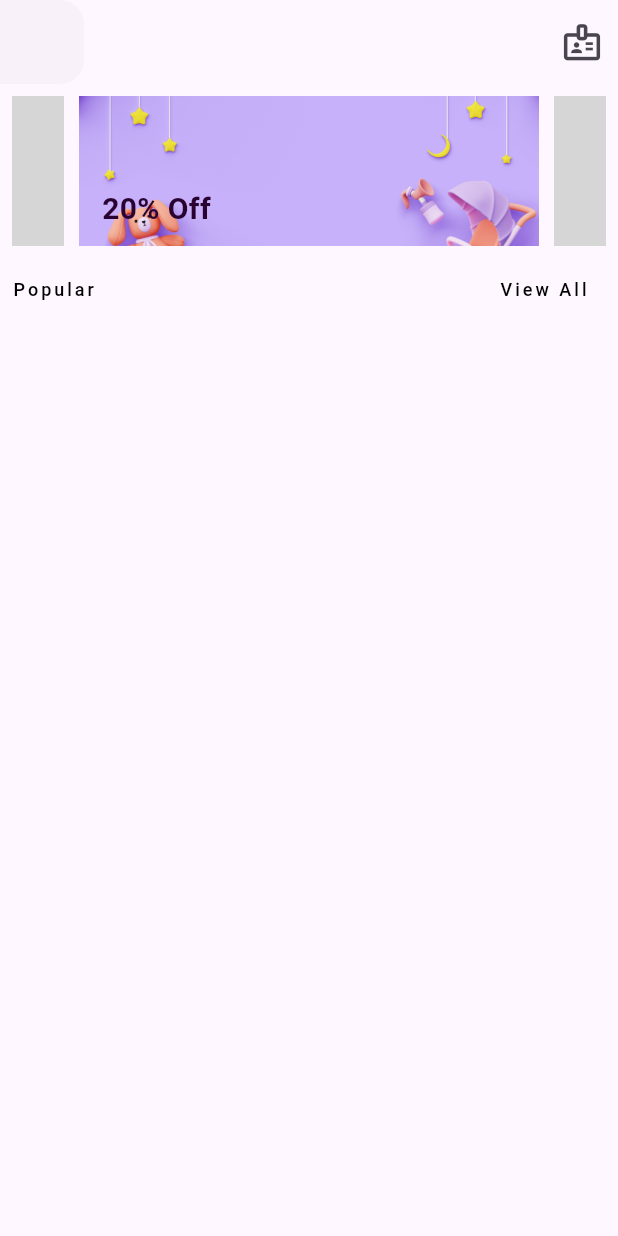
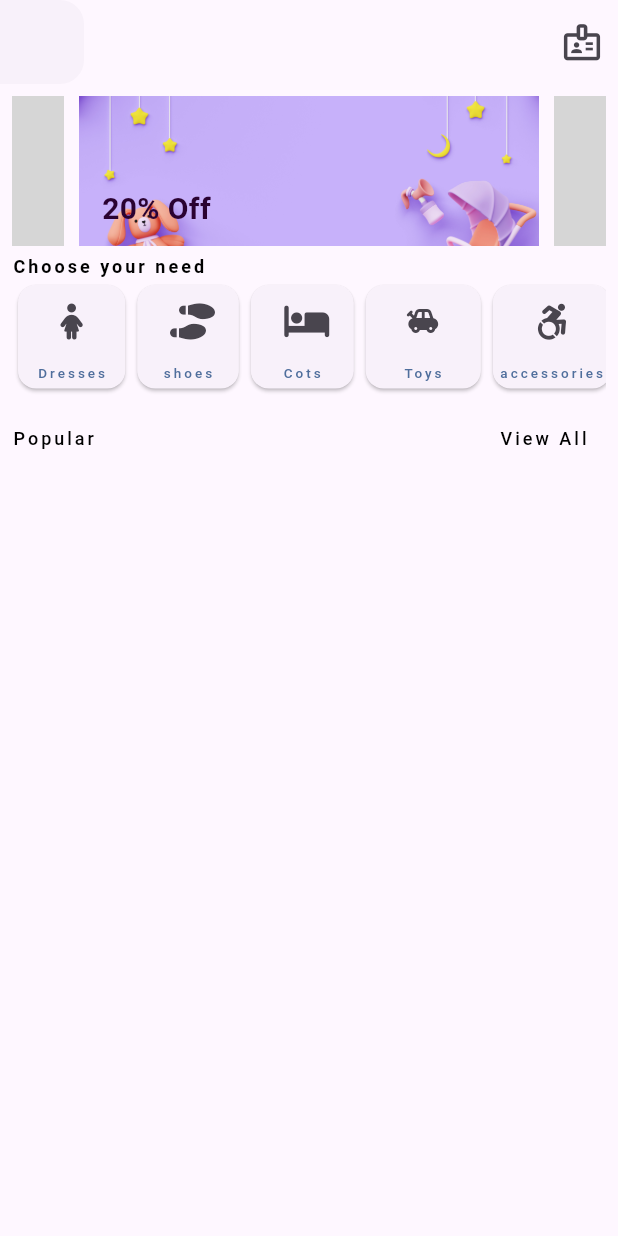
Before and after one commit to Virginia-Nyawira/Toto_Shop_P, a Flutter app: the screen it shows after launch, on a phone screen of 412 x 824 dp. Run offline on Flutter 3.47's test engine with Material 2 defaults, Android fonts, the light colour scheme and no system bars; drawn by our look-alikes of carousel_slider; our stand-ins replace flutter_login, font_awesome_flutter; network calls fail; grey boxes are pictures that could not be loaded.

Commit message:
choose catg

```diff
--- a/lib/Home/Presentation/home_view.dart
+++ b/lib/Home/Presentation/home_view.dart
@@ -1,9 +1,12 @@
 import 'package:flutter/material.dart';
+import 'package:font_awesome_flutter/font_awesome_flutter.dart';
 import 'package:provider/provider.dart';
 import 'package:toto_shop/Config/Themes/styles.dart';
 import 'package:toto_shop/Home/Services/Provider/get_products_provider.dart';
 import 'package:toto_shop/Widgets/home_carousel.dart';
 import 'package:toto_shop/Widgets/home_products_grid.dart';
+
+import '../../Widgets/categories.dart';
 
 class HomePage extends StatelessWidget {
   const HomePage({super.key});
@@ -26,26 +29,28 @@ class HomePage extends StatelessWidget {
         padding: const EdgeInsets.all(8.0),
         child: Column(
           mainAxisSize: MainAxisSize.max,
-          // mainAxisAlignment: MainAxisAlignment.spaceAround,
+          crossAxisAlignment: CrossAxisAlignment.start,
           children: [
-            //Carousel goes here
+ //Carousel goes here
             carouselView(),
-            // Container(
-            //     color: Colors.amber[50],
-            //     height: 150,
-            //     child: ListView.builder(
-            //         scrollDirection: Axis.horizontal,
-            //         itemCount: 20,
-            //         itemBuilder: (context, index) {
-            //           return const Card(
-            //             shadowColor: Color.fromARGB(255, 114, 89, 9),
-            //             elevation: 10,
-            //             child: Text("data"),
-            //           );
-            //         })),
             const SizedBox(
               height: 5,
             ),
+ //Choose your need
+            Text(
+              "Choose your need",
+              style: bodyText().copyWith(
+                fontWeight: FontWeight.w700,
+              ),
+            ),
+//ListView here
+            const CategoryList(),
+
+            const SizedBox(
+              height: 5,
+            ),
+
+ //Grid view of popular products
             Row(
               mainAxisAlignment: MainAxisAlignment.spaceBetween,
               children: [
@@ -64,10 +69,11 @@ class HomePage extends StatelessWidget {
             const SizedBox(
               height: 5,
             ),
-       //Items gridview list goes here
+            //Items gridview list goes here
             //const HomeProductGrid()
-            ChangeNotifierProvider(create: (context)=>   HomeProductsProvider(),
-            child: const HomeProductGrid(),
+            ChangeNotifierProvider(
+              create: (context) => HomeProductsProvider(),
+              child: const HomeProductGrid(),
             )
           ],
         ),
--- /dev/null
+++ b/lib/Widgets/categories.dart
@@ -0,0 +1,119 @@
+import 'package:flutter/material.dart';
+import 'package:font_awesome_flutter/font_awesome_flutter.dart';
+import 'package:toto_shop/Config/Themes/styles.dart';
+
+class CategoryList extends StatelessWidget {
+  const CategoryList({
+    super.key,
+  });
+
+  @override
+  Widget build(BuildContext context) {
+    final IconButton iconButton;
+    var card = Card(
+            child: Column(
+              children: [
+                IconButton(
+                  icon: const Icon(FontAwesomeIcons.childDress),
+                  onPressed: () {
+                    // Handle button press
+                  },
+                ),
+                Padding(
+                  padding: const EdgeInsets.all(4.0),
+                  child: Text("  Dresses  ",style: productText(),),
+                ),
+              ],
+            ),
+          );
+    return Container(
+      height: 77,
+      child: ListView(
+        scrollDirection: Axis.horizontal,
+        children: [
+          card,
+          Card(
+            child: Column(
+              children: [
+                IconButton(
+                  icon: const Icon(FontAwesomeIcons.shoePrints),
+                  onPressed: () {
+                    // Handle button press
+                  },
+                ),
+                Padding(
+                  padding: const EdgeInsets.all(4.0),
+                  child: Text("   shoes   ",style: productText(),),
+                ),
+              ],
+            ),
+          ),
+          Card(
+            child: Column(
+              children: [
+                IconButton(
+                  icon: const Icon(FontAwesomeIcons.bed),
+                  onPressed: () {
+                    // Handle button press
+                  },
+                ),
+                Padding(
+                  padding: const EdgeInsets.all(4.0),
+                  child: Text("    Cots    ",style: productText(),),
+                ),
+              ],
+            ),
+          ),
+          Card(
+            child: Column(
+              children: [
+                IconButton(
+                  icon: const Icon(Icons.toys),
+                  onPressed: () {
+                    // Handle button press
+                  },
+                ),
+                Padding(
+                  padding: const EdgeInsets.all(4.0),
+                  child: Text("     Toys     ",style: productText(),),
+                ),
+              ],
+            ),
+          ),
+          Card(
+            child: Column(
+              children: [
+                IconButton(
+                  icon: const Icon(FontAwesomeIcons.accessibleIcon),
+                  onPressed: () {
+                    // Handle button press
+                  },
+                ),
+                Padding(
+                  padding: const EdgeInsets.all(4.0),
+                  child: Text("accessories",style: productText(),),
+                ),
+              ],
+            ),
+          ),
+          Card(
+            child: Column(
+              children: [
+                IconButton(
+                  icon: const Icon(FontAwesomeIcons.gifts),
+                  onPressed: () {
+                    // Handle button press
+                  },
+                ),
+                Padding(
+                  padding: const EdgeInsets.all(4.0),
+                  child: Text("   Gifts    ",style: productText(),),
+                ),
+              ],
+            ),
+          ),
+        ],
+      ),
+    );
+  }
+}
--- a/lib/Widgets/home_products_grid.dart
+++ b/lib/Widgets/home_products_grid.dart
@@ -41,14 +41,14 @@ class _HomeProductGridState extends State<HomeProductGrid> {
             delegate: SliverChildBuilderDelegate(
               (context, index) {
                 final item = homeProduct[index];
-                return Container(
-                  padding: const EdgeInsets.all(5),
+                return Card(
+                  //padding: const EdgeInsets.all(5),
                   // height: 150,
                   // width: 100,
-                  decoration: BoxDecoration(
-                    color: const Color.fromARGB(80, 207, 204, 207),
-                    borderRadius: BorderRadius.circular(5),
-                  ),
+                  // decoration: BoxDecoration(
+                  //   color: const Color.fromARGB(80, 207, 204, 207),
+                  //   borderRadius: BorderRadius.circular(5),
+                  // ),
                   child: Column(
                     crossAxisAlignment: CrossAxisAlignment.center,
                     children: [
```
